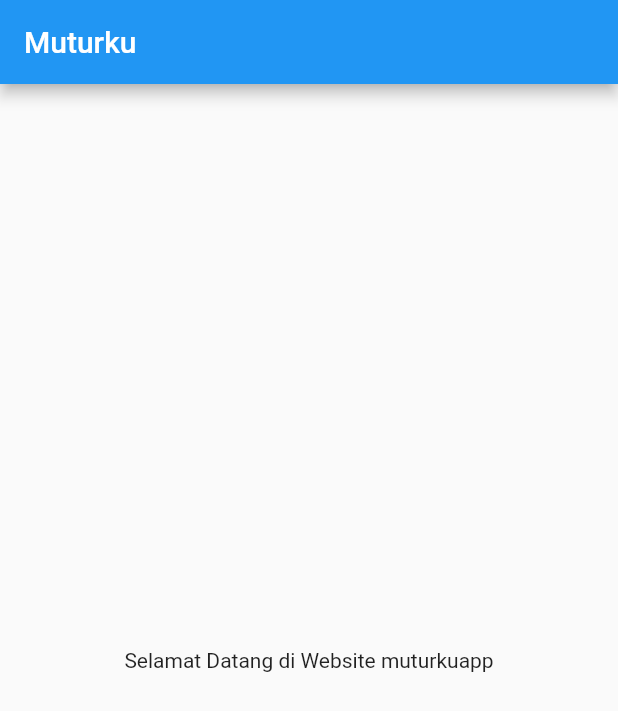
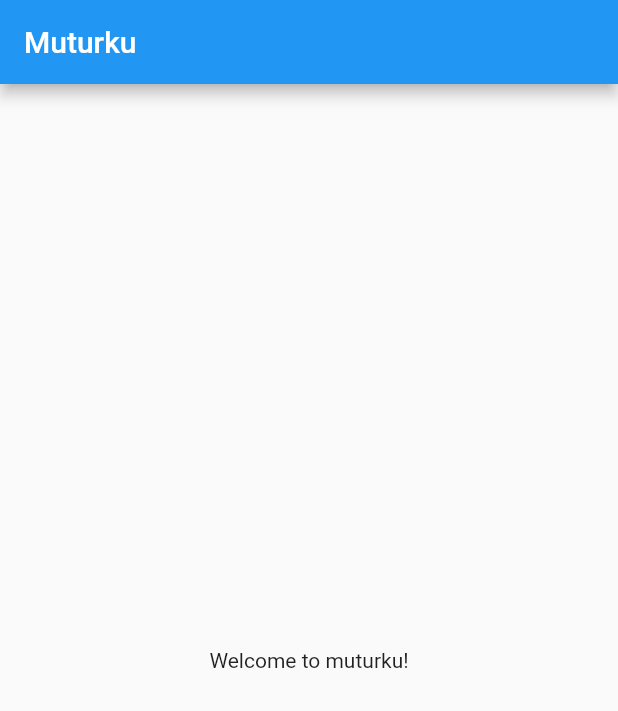
Before and after one commit to ekdiattan/mobileapp-muturku, a Flutter app: the screen it shows after launch, on a phone screen of 412 x 824 dp. Shown: the top 711 px of the screen. Run offline on Flutter 3.47's test engine with Material 2 defaults, Android fonts, the phone set to English and light mode, and no system bars; missing offline and left inert: postgres.

Commit message:
"Change muturku app"

```diff
--- a/lib/pages/login.dart
+++ b/lib/pages/login.dart
@@ -9,7 +9,7 @@ class SecondPage extends StatelessWidget {
         title: Text('Muturku'),
       ),
       body: Center(
-        child: Text('Selamat Datang di Website muturkuapp'),
+        child: Text('Welcome to muturku!'),
       ),
     );
   }
```
Also changed, not shown: pubspec.lock.
